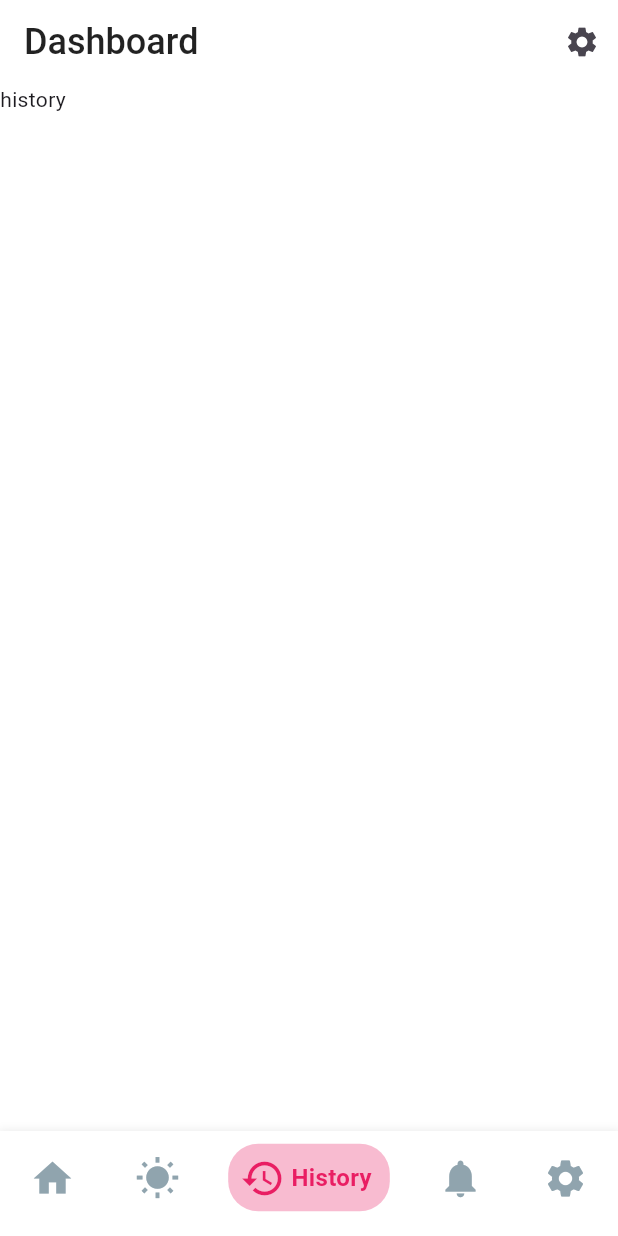
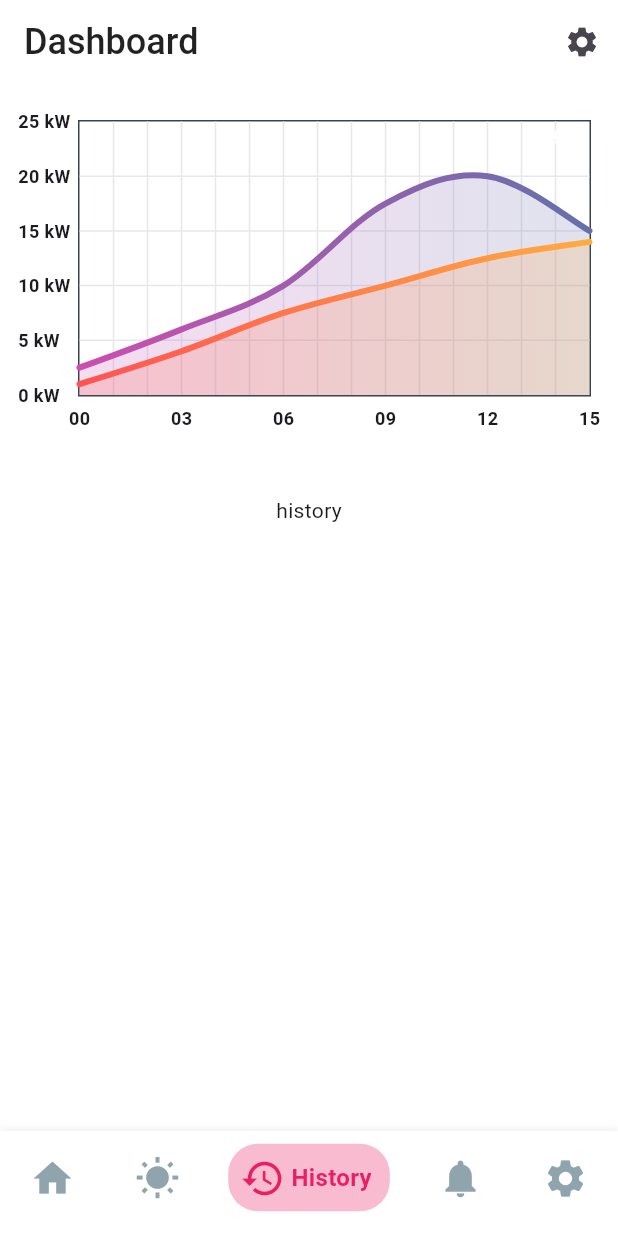
Before and after one commit to 7aku8/pv-forecast, a Flutter app: the screen it shows after launch, swiped to page 3, on a phone screen of 412 x 824 dp. Run offline on Flutter 3.47's test engine with Material 3 defaults, Android fonts, the phone set to English and light mode, and no system bars; drawn by our look-alikes of fl_chart; our stand-ins replace bloc, equatable, flutter_bloc, nb_utils; generated files the repository leaves out were written again.

Commit message:
history linear chart

```diff
--- /dev/null
+++ b/lib/components/history_linear_chart.dart
@@ -0,0 +1,238 @@
+import 'package:fl_chart/fl_chart.dart';
+import 'package:flutter/material.dart';
+import 'package:pv_forecast/utils/colors.dart';
+
+class HistoryLinearChart extends StatefulWidget {
+  const HistoryLinearChart({super.key});
+
+  @override
+  State<HistoryLinearChart> createState() => _HistoryLinearChartState();
+}
+
+class _HistoryLinearChartState extends State<HistoryLinearChart> {
+  List<Color> producedGradientColors = [
+    contentColorCyan,
+    contentColorBlue,
+  ];
+
+  List<Color> consumedGradientColors = [
+    Colors.redAccent,
+    Colors.orangeAccent,
+  ];
+
+  bool showAvg = false;
+
+  @override
+  Widget build(BuildContext context) {
+    return Stack(
+      children: <Widget>[
+        AspectRatio(
+          aspectRatio: 1.70,
+          child: Padding(
+            padding: const EdgeInsets.only(
+              right: 18,
+              left: 12,
+              top: 24,
+              bottom: 12,
+            ),
+            child: LineChart(
+              showAvg ? avgData() : mainData(),
+            ),
+          ),
+        ),
+        Positioned(
+          top: 16,
+          right: 16,
+          child: SizedBox(
+            width: 60,
+            height: 34,
+            child: TextButton(
+              onPressed: () {
+                setState(() {
+                  showAvg = !showAvg;
+                });
+              },
+              child: Text(
+                'avg',
+                style: TextStyle(
+                  fontSize: 12,
+                  color: showAvg ? Colors.white.withOpacity(0.5) : Colors.white,
+                ),
+              ),
+            ),
+          ),
+        ),
+      ],
+    );
+  }
+
+  Widget bottomTitleWidgets(double value, TitleMeta meta) {
+    const style = TextStyle(
+      fontWeight: FontWeight.bold,
+      fontSize: 12,
+    );
+
+    String text;
+    switch (value.toInt()) {
+      case 0:
+        text = '00';
+        break;
+      case 3:
+        text = '03';
+        break;
+      case 6:
+        text = '06';
+        break;
+      case 9:
+        text = '09';
+        break;
+      case 12:
+        text = '12';
+        break;
+      case 15:
+        text = '15';
+        break;
+      default:
+        text = '';
+    }
+
+    return SideTitleWidget(
+      space: 6,
+      meta: meta,
+      child: Text(text, style: style),
+    );
+  }
+
+  Widget leftTitleWidgets(double value, TitleMeta meta) {
+    const style = TextStyle(
+      fontWeight: FontWeight.bold,
+      fontSize: 12,
+    );
+
+    String text;
+    switch (value.toInt()) {
+      case 0:
+        text = '0 kW';
+        break;
+      case 1:
+        text = '5 kW';
+        break;
+      case 2:
+        text = '10 kW';
+        break;
+      case 3:
+        text = '15 kW';
+        break;
+      case 4:
+        text = '20 kW';
+        break;
+      case 5:
+        text = '25 kW';
+        break;
+      default:
+        text = '';
+    }
+
+    return Text(text, style: style, textAlign: TextAlign.left);
+  }
+
+  LineChartData mainData() {
+    return LineChartData(
+      gridData: FlGridData(
+        horizontalInterval: 1,
+        verticalInterval: 1,
+        getDrawingHorizontalLine: (value) => const FlLine(
+          color: Color(0xffe7e8ec),
+          strokeWidth: 1,
+        ),
+        getDrawingVerticalLine: (value) => const FlLine(
+          color: Color(0xffe7e8ec),
+          strokeWidth: 1,
+        ),
+      ),
+      titlesData: FlTitlesData(
+        rightTitles: const AxisTitles(),
+        topTitles: const AxisTitles(),
+        bottomTitles: AxisTitles(
+          sideTitles: SideTitles(
+            showTitles: true,
+            reservedSize: 22,
+            interval: 3,
+            getTitlesWidget: bottomTitleWidgets,
+          ),
+        ),
+        leftTitles: AxisTitles(
+          sideTitles: SideTitles(
+            showTitles: true,
+            interval: 1,
+            getTitlesWidget: leftTitleWidgets,
+            reservedSize: 40,
+          ),
+        ),
+      ),
+      borderData: FlBorderData(
+        show: true,
+        border: Border.all(color: const Color(0xff37434d)),
+      ),
+      minX: 0,
+      maxX: 15,
+      minY: 0,
+      maxY: 5,
+      lineBarsData: [
+        // Produced Line
+        LineChartBarData(
+          spots: const [
+            FlSpot(0, 0.5),
+            FlSpot(3, 1.2),
+            FlSpot(6, 2.0),
+            FlSpot(9, 3.5),
+            FlSpot(12, 4.0),
+            FlSpot(15, 3.0),
+          ],
+          isCurved: true,
+          gradient: LinearGradient(colors: producedGradientColors),
+          barWidth: 4,
+          isStrokeCapRound: true,
+          dotData: const FlDotData(show: false),
+          belowBarData: BarAreaData(
+            show: true,
+            gradient: LinearGradient(
+              colors: producedGradientColors
+                  .map((color) => color.withOpacity(0.2))
+                  .toList(),
+            ),
+          ),
+        ),
+        // Consumed Line
+        LineChartBarData(
+          spots: const [
+            FlSpot(0, 0.2),
+            FlSpot(3, 0.8),
+            FlSpot(6, 1.5),
+            FlSpot(9, 2.0),
+            FlSpot(12, 2.5),
+            FlSpot(15, 2.8),
+          ],
+          isCurved: true,
+          gradient: LinearGradient(colors: consumedGradientColors),
+          barWidth: 4,
+          isStrokeCapRound: true,
+          dotData: const FlDotData(show: false),
+          belowBarData: BarAreaData(
+            show: true,
+            gradient: LinearGradient(
+              colors: consumedGradientColors
+                  .map((color) => color.withOpacity(0.2))
+                  .toList(),
+            ),
+          ),
+        ),
+      ],
+    );
+  }
+
+  LineChartData avgData() {
+    // Average data logic can remain the same
+    return LineChartData();
+  }
+}
--- a/lib/dashboard/view/history_view.dart
+++ b/lib/dashboard/view/history_view.dart
@@ -1,4 +1,5 @@
 import 'package:flutter/cupertino.dart';
+import 'package:pv_forecast/components/history_linear_chart.dart';
 
 class HistoryView extends StatefulWidget {
   const HistoryView({super.key});
@@ -10,6 +11,12 @@ class HistoryView extends StatefulWidget {
 class _HomeViewState extends State<HistoryView> {
   @override
   Widget build(BuildContext context) {
-    return const Text('history');
+    return const Column(
+      children: [
+        HistoryLinearChart(),
+        SizedBox(height: 32),
+        Text('history'),
+      ],
+    );
   }
 }
```
